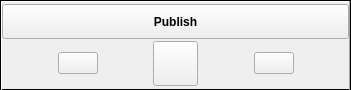
The window that DMHelper/src/publishbuttonframe.ui (MMetze/DMHelper) describes before a commit, drawn with Qt 5.
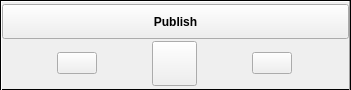
The same window after the commit. Icons and pictures are not drawn. Custom widgets are drawn as their Qt base class.

Diff of the .ui file:
```diff
--- a/DMHelper/src/publishbuttonframe.ui
+++ b/DMHelper/src/publishbuttonframe.ui
@@ -11,7 +11,7 @@
    </rect>
   </property>
   <property name="sizePolicy">
-   <sizepolicy hsizetype="Preferred" vsizetype="Maximum">
+   <sizepolicy hsizetype="Minimum" vsizetype="Maximum">
     <horstretch>0</horstretch>
     <verstretch>0</verstretch>
    </sizepolicy>
@@ -133,6 +133,9 @@
           <property name="orientation">
            <enum>Qt::Horizontal</enum>
           </property>
+          <property name="sizeType">
+           <enum>QSizePolicy::Minimum</enum>
+          </property>
           <property name="sizeHint" stdset="0">
            <size>
             <width>40</width>
@@ -170,6 +173,9 @@
           <property name="orientation">
            <enum>Qt::Horizontal</enum>
           </property>
+          <property name="sizeType">
+           <enum>QSizePolicy::Minimum</enum>
+          </property>
           <property name="sizeHint" stdset="0">
            <size>
             <width>40</width>
@@ -180,6 +186,12 @@
         </item>
         <item>
          <widget class="ColorPushButton" name="btnColor">
+          <property name="sizePolicy">
+           <sizepolicy hsizetype="Fixed" vsizetype="Fixed">
+            <horstretch>0</horstretch>
+            <verstretch>0</verstretch>
+           </sizepolicy>
+          </property>
           <property name="minimumSize">
            <size>
             <width>45</width>
@@ -188,7 +200,7 @@
           </property>
           <property name="maximumSize">
            <size>
-            <width>90</width>
+            <width>45</width>
             <height>45</height>
            </size>
           </property>
@@ -202,6 +214,9 @@
           <property name="orientation">
            <enum>Qt::Horizontal</enum>
           </property>
+          <property name="sizeType">
+           <enum>QSizePolicy::Minimum</enum>
+          </property>
           <property name="sizeHint" stdset="0">
            <size>
             <width>40</width>
@@ -239,6 +254,9 @@
           <property name="orientation">
            <enum>Qt::Horizontal</enum>
           </property>
+          <property name="sizeType">
+           <enum>QSizePolicy::Minimum</enum>
+          </property>
           <property name="sizeHint" stdset="0">
            <size>
             <width>40</width>
```
